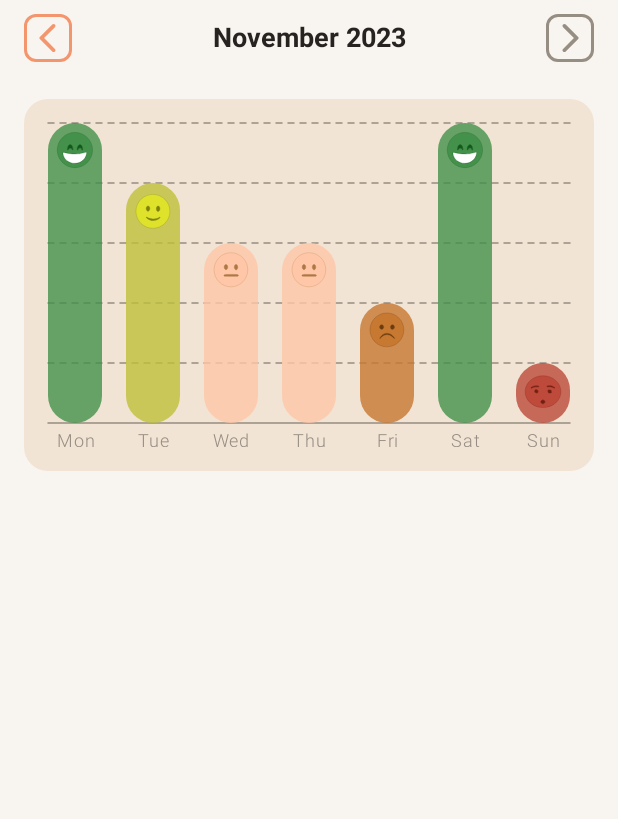
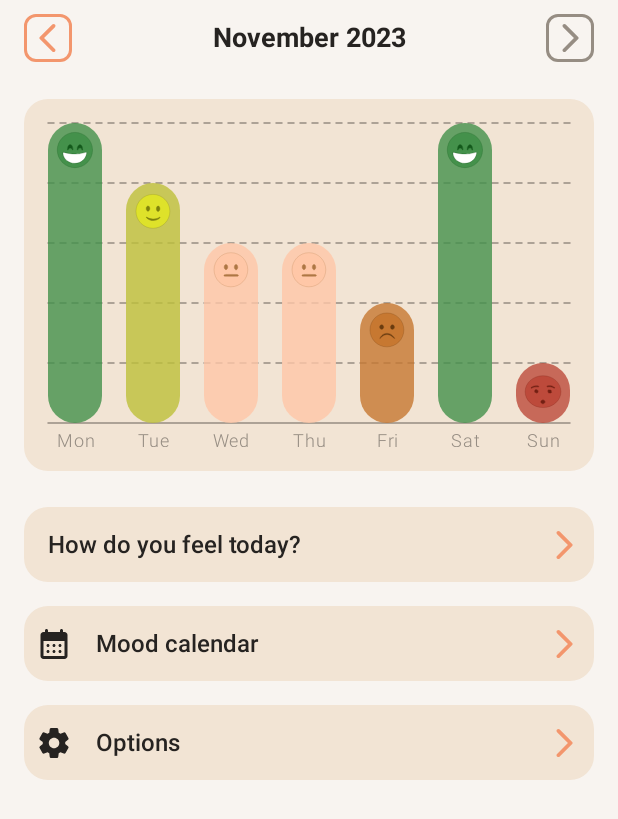
Before and after one commit to L10n42/Mood-Tracker, an Android app built with Jetpack Compose: the MoodChartScreen screen opened through its navigation route, on a phone screen of 412 x 824 dp. Shown: the top 819 px of the screen. Run offline under Robolectric (Android 15) with nearby library versions, the phone set to English and light mode, and no system bars; our stand-ins replace Dagger/Hilt's generated code, Room's generated code.

Commit message:
version 4
Navigation buttons added to MoodChartScreen

```diff
--- a/app/src/main/java/com/kappdev/moodtracker/presentation/calendar/CalendarViewModel.kt
+++ b/app/src/main/java/com/kappdev/moodtracker/presentation/calendar/CalendarViewModel.kt
@@ -14,7 +14,6 @@ import com.kappdev.moodtracker.domain.use_case.GetCalendarMonth
 import dagger.hilt.android.lifecycle.HiltViewModel
 import kotlinx.coroutines.Dispatchers
 import kotlinx.coroutines.Job
-import kotlinx.coroutines.delay
 import kotlinx.coroutines.launch
 import java.time.LocalDate
 import java.time.temporal.ChronoUnit
@@ -58,7 +57,6 @@ class CalendarViewModel @Inject constructor(
             calendarState = CalendarState.LOADING
             data = getCalendarData(calendarMonth)
             findMoodStreaks()
-            delay(5000)
             calendarState = CalendarState.READY
         }
     }
--- a/app/src/main/java/com/kappdev/moodtracker/presentation/calendar/components/CalendarScreen.kt
+++ b/app/src/main/java/com/kappdev/moodtracker/presentation/calendar/components/CalendarScreen.kt
@@ -1,18 +1,14 @@
 package com.kappdev.moodtracker.presentation.calendar.components
 
-import androidx.compose.animation.Crossfade
-import androidx.compose.foundation.background
 import androidx.compose.foundation.layout.Column
 import androidx.compose.foundation.layout.fillMaxSize
 import androidx.compose.foundation.layout.fillMaxWidth
 import androidx.compose.foundation.layout.padding
 import androidx.compose.foundation.rememberScrollState
-import androidx.compose.foundation.shape.RoundedCornerShape
 import androidx.compose.foundation.verticalScroll
 import androidx.compose.material.icons.Icons
 import androidx.compose.material.icons.rounded.BarChart
 import androidx.compose.material.icons.rounded.Settings
-import androidx.compose.material3.MaterialTheme
 import androidx.compose.material3.Scaffold
 import androidx.compose.runtime.Composable
 import androidx.compose.runtime.LaunchedEffect
--- a/app/src/main/java/com/kappdev/moodtracker/presentation/mood_chart/components/MoodChartScreen.kt
+++ b/app/src/main/java/com/kappdev/moodtracker/presentation/mood_chart/components/MoodChartScreen.kt
@@ -5,28 +5,49 @@ import androidx.compose.foundation.layout.fillMaxSize
 import androidx.compose.foundation.layout.fillMaxWidth
 import androidx.compose.foundation.layout.height
 import androidx.compose.foundation.layout.padding
+import androidx.compose.foundation.rememberScrollState
+import androidx.compose.foundation.verticalScroll
+import androidx.compose.material.icons.Icons
+import androidx.compose.material.icons.rounded.BarChart
+import androidx.compose.material.icons.rounded.CalendarMonth
+import androidx.compose.material.icons.rounded.Settings
 import androidx.compose.material3.Scaffold
 import androidx.compose.runtime.Composable
+import androidx.compose.ui.Alignment
 import androidx.compose.ui.Modifier
+import androidx.compose.ui.res.stringResource
 import androidx.compose.ui.unit.dp
 import androidx.navigation.NavHostController
+import com.kappdev.moodtracker.R
+import com.kappdev.moodtracker.presentation.common.components.ActionButton
+import com.kappdev.moodtracker.presentation.common.components.DividedContent
 import com.kappdev.moodtracker.presentation.common.components.MonthSwitchTopBar
+import com.kappdev.moodtracker.presentation.navigation.NavConst
+import com.kappdev.moodtracker.presentation.navigation.Screen
+import com.kappdev.moodtracker.presentation.navigation.navigateWithValue
 import java.time.LocalDate
 
 @Composable
 fun MoodChartScreen(
     navController: NavHostController
 ) {
+    val scrollState = rememberScrollState()
 
     Scaffold(
         topBar = {
-            MonthSwitchTopBar(date = LocalDate.now(), onDateChange = {})
+            DividedContent(
+                isDividerVisible = scrollState.canScrollBackward
+            ) {
+                MonthSwitchTopBar(date = LocalDate.now(), onDateChange = {})
+            }
         }
     ) { padValues ->
         Column(
             modifier = Modifier
                 .fillMaxSize()
                 .padding(padValues)
+                .verticalScroll(scrollState),
+            horizontalAlignment = Alignment.CenterHorizontally,
         ) {
             MoodChart(
                 modifier = Modifier
@@ -34,6 +55,36 @@ fun MoodChartScreen(
                     .fillMaxWidth()
                     .padding(16.dp)
             )
+
+            val actionButtonModifier = Modifier.padding(horizontal = 16.dp, vertical = 8.dp)
+
+            ActionButton(
+                title = stringResource(R.string.btn_today_mood),
+                modifier = actionButtonModifier,
+                onClick = {
+                    navController.navigateWithValue(
+                        route = Screen.Mood.route,
+                        valueKey = NavConst.DATE_KEY,
+                        value = LocalDate.now()
+                    )
+                }
+            )
+
+            ActionButton(
+                title = stringResource(R.string.btn_mood_calendar),
+                icon = Icons.Rounded.CalendarMonth,
+                modifier = actionButtonModifier,
+                onClick = {
+                    navController.navigate(Screen.Calendar.route)
+                }
+            )
+
+            ActionButton(
+                title = stringResource(R.string.btn_options),
+                icon = Icons.Rounded.Settings,
+                modifier = actionButtonModifier,
+                onClick = { /* TODO */ }
+            )
         }
     }
 }
--- a/app/src/main/res/values/strings.xml
+++ b/app/src/main/res/values/strings.xml
@@ -4,6 +4,7 @@
     <string name="quick_note_title">Quick note</string>
     <string name="btn_today_mood">How do you feel today?</string>
     <string name="btn_mood_chart">Mood chart</string>
+    <string name="btn_mood_calendar">Mood calendar</string>
     <string name="btn_options">Options</string>
     <string name="btn_take_photo">Take photo</string>
     <string name="btn_from_gallery">From gallery</string>
```
